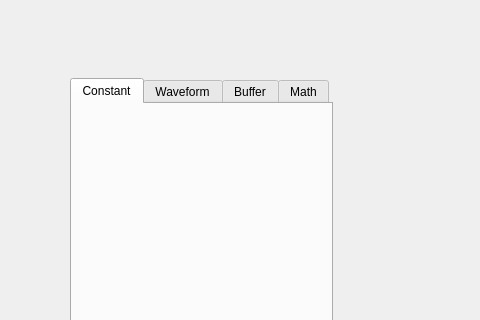
This is ui/signal_generator.ui in analogdevicesinc/scopy as Qt 5 draws it before an edit; both pictures show x 708 to 1188 and y 0 to 320 of the 1188 by 765 pixel window. The edited form follows.
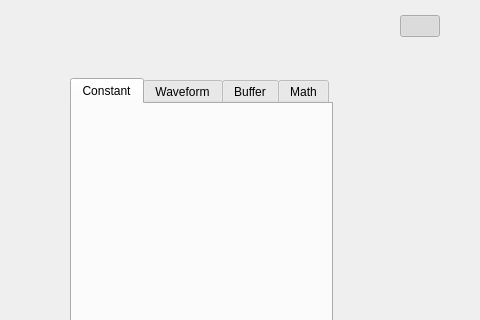
This is the edited form. Icons and pictures are not drawn. Custom widgets are drawn as their Qt base class.

Commit message: gui: added toggle menu button for signal generator

Diff of the .ui file:
```diff
--- a/ui/signal_generator.ui
+++ b/ui/signal_generator.ui
@@ -109,6 +109,25 @@
           </property>
          </widget>
         </item>
+        <item>
+         <widget class="QPushButton" name="toggleMenuBtn">
+          <property name="text">
+           <string/>
+          </property>
+          <property name="checkable">
+           <bool>true</bool>
+          </property>
+          <property name="checked">
+           <bool>true</bool>
+          </property>
+          <property name="menu_icon_button" stdset="0">
+           <bool>true</bool>
+          </property>
+          <property name="settings_icon" stdset="0">
+           <bool>true</bool>
+          </property>
+         </widget>
+        </item>
        </layout>
       </item>
       <item>
```
The commit also changes 1 other file.
